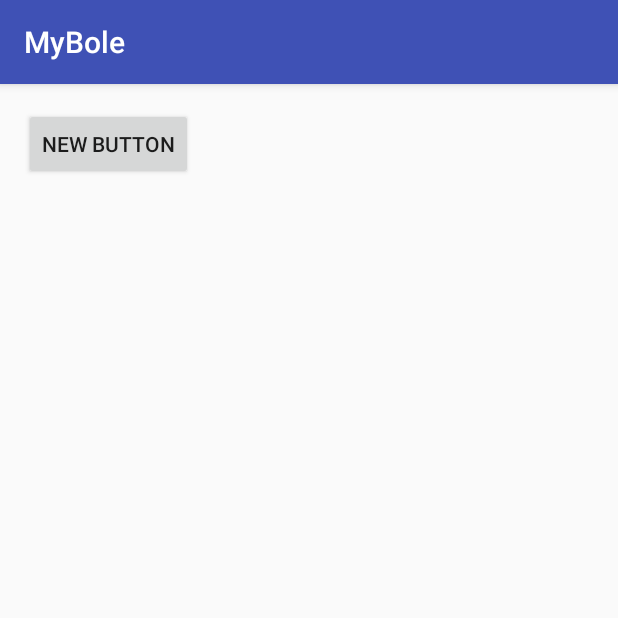
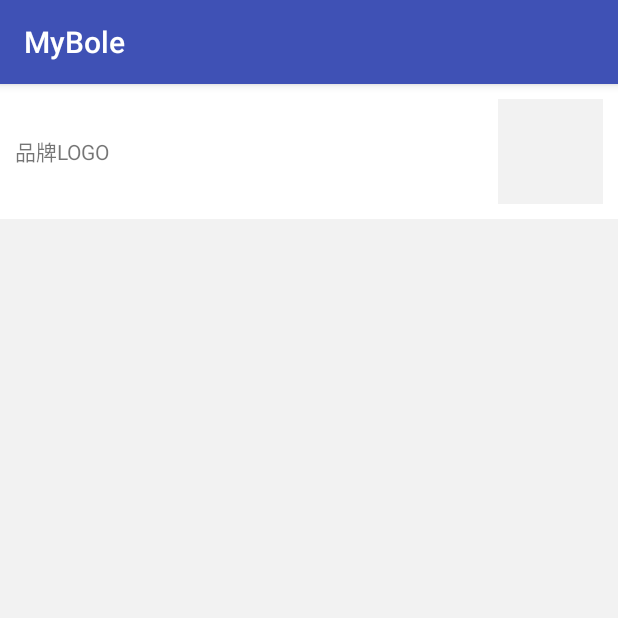
Before and after one commit to smallhorse87/MyBole, an Android app: the screen it shows after launch (MerchantFormActivity), on a phone screen of 412 x 824 dp, the top half of it. Run offline under Robolectric (Android 15) with nearby library versions, the phone set to English and light mode, and no system bars; our stand-ins replace ButterKnife; libraries missing offline, so code that uses them is left out: com.loopj.android; pictures from the network do not load; 4 statements that could not run were skipped.

Commit message:
图片裁剪并缩小

```diff
--- a/app/src/main/AndroidManifest.xml
+++ b/app/src/main/AndroidManifest.xml
@@ -18,6 +18,7 @@
         android:label="@string/app_name"
         android:supportsRtl="true"
         android:theme="@style/AppTheme">
+
         <activity
             android:name=".activity.SplashActivity"
             android:label="@string/app_name"
@@ -29,15 +30,26 @@
                 <category android:name="android.intent.category.LAUNCHER" />
             </intent-filter>
         </activity>
+
         <activity android:name=".activity.MainActivity" />
+
         <activity android:name=".base.BaseActivity" />
+
         <activity
             android:name=".activity.Introduce.IntroduceActivity"
             android:theme="@style/AppTheme.NoActionBar" />
+
         <activity
             android:name=".activity.login.LoginActivity"
             android:screenOrientation="portrait" />
+
         <activity android:name=".activity.merchant.MerchantFormActivity"></activity>
+
+        <activity
+            android:name="com.yalantis.ucrop.UCropActivity"
+            android:theme="@style/AppTheme"
+            android:screenOrientation="portrait"/>
+
     </application>
 
 </manifest>
--- a/app/src/main/java/com/zhitian/mybole/activity/merchant/MerchantFormActivity.java
+++ b/app/src/main/java/com/zhitian/mybole/activity/merchant/MerchantFormActivity.java
@@ -14,25 +14,19 @@ import android.support.v4.app.ActivityCompat;
 import android.support.v7.app.AlertDialog;
 import android.support.v7.app.AppCompatActivity;
 import android.util.Log;
-import android.view.View;
-import android.widget.Button;
-import android.widget.CheckBox;
-import android.widget.EditText;
-import android.widget.RadioGroup;
-import android.widget.SeekBar;
-import android.widget.TextView;
+import android.widget.ImageView;
+import android.widget.LinearLayout;
 import android.widget.Toast;
 
+import com.yalantis.ucrop.UCrop;
+import com.yalantis.ucrop.UCropActivity;
 import com.zhitian.mybole.R;
+
+import java.io.File;
 
 import butterknife.Bind;
 import butterknife.ButterKnife;
 import butterknife.OnClick;
-
-import com.yalantis.ucrop.UCrop;
-import com.yalantis.ucrop.UCropActivity;
-
-import java.io.File;
 
 public class MerchantFormActivity extends AppCompatActivity {
     private static final String TAG = "SampleActivity";
@@ -43,12 +37,15 @@ public class MerchantFormActivity extends AppCompatActivity {
     protected static final int REQUEST_STORAGE_READ_ACCESS_PERMISSION = 101;
     protected static final int REQUEST_STORAGE_WRITE_ACCESS_PERMISSION = 102;
 
+    @Bind(R.id.ll_logo)
+    LinearLayout mllLogo;
+    @Bind(R.id.iv_logo)
+    ImageView mIvLogo;
+
     private Uri mDestinationUri;
 
     private AlertDialog mAlertDialog;
 
-    @Bind(R.id.button)
-    Button button;
 
     @Override
     protected void onCreate(Bundle savedInstanceState) {
@@ -58,12 +55,6 @@ public class MerchantFormActivity extends AppCompatActivity {
 
         mDestinationUri = Uri.fromFile(new File(getCacheDir(), SAMPLE_CROPPED_IMAGE_NAME));
 
-        setupUI();
-    }
-
-    @OnClick(R.id.button)
-    public void onClick() {
-        pickFromGallery();
     }
 
     @Override
@@ -101,16 +92,6 @@ public class MerchantFormActivity extends AppCompatActivity {
         }
     }
 
-    private void setupUI() {
-//        findViewById(R.id.button_crop).setOnClickListener(new View.OnClickListener() {
-//            @Override
-//            public void onClick(View v) {
-//                pickFromGallery();
-//            }
-//        });
-
-    }
-
     private void pickFromGallery() {
         if (Build.VERSION.SDK_INT >= Build.VERSION_CODES.JELLY_BEAN // Permission was added in API Level 16
                 && ActivityCompat.checkSelfPermission(this, Manifest.permission.READ_EXTERNAL_STORAGE)
@@ -130,91 +111,28 @@ public class MerchantFormActivity extends AppCompatActivity {
     private void startCropActivity(@NonNull Uri uri) {
         UCrop uCrop = UCrop.of(uri, mDestinationUri);
 
-        uCrop = basisConfig(uCrop);
-        uCrop = advancedConfig(uCrop);
+        uCrop.withAspectRatio(2, 1);
+        uCrop.withMaxResultSize(800, 800);
+
+        UCrop.Options options = new UCrop.Options();
+        options.setCompressionFormat(Bitmap.CompressFormat.JPEG);
+        options.setCompressionQuality(90);
+        options.setAllowedGestures(UCropActivity.SCALE, UCropActivity.ROTATE, UCropActivity.ALL);
+        uCrop.withOptions(options);
 
         uCrop.start(MerchantFormActivity.this);
-    }
-
-    /**
-     * In most cases you need only to set crop aspect ration and max size for resulting image.
-     *
-     * @param uCrop - ucrop builder instance
-     * @return - ucrop builder instance
-     */
-    private UCrop basisConfig(@NonNull UCrop uCrop) {
-        uCrop = uCrop.withAspectRatio(2, 1);
-
-        int maxWidth = 800;
-        int maxHeight = 800;
-        if (maxWidth > 0 && maxHeight > 0) {
-            uCrop = uCrop.withMaxResultSize(maxWidth, maxHeight);
-        }
-
-        return uCrop;
-    }
-
-    /**
-     * Sometimes you want to adjust more options, it's done via {@link com.yalantis.ucrop.UCrop.Options} class.
-     *
-     * @param uCrop - ucrop builder instance
-     * @return - ucrop builder instance
-     */
-    private UCrop advancedConfig(@NonNull UCrop uCrop) {
-        UCrop.Options options = new UCrop.Options();
-
-        options.setCompressionFormat(Bitmap.CompressFormat.JPEG);
-        options.setCompressionQuality(90);
-
-        /*
-        If you want to configure how gestures work for all UCropActivity tabs
-
-        options.setAllowedGestures(UCropActivity.SCALE, UCropActivity.ROTATE, UCropActivity.ALL);
-        * */
-
-        /*
-        This sets max size for bitmap that will be decoded from source Uri.
-        More size - more memory allocation, default implementation uses screen diagonal.
-
-        options.setMaxBitmapSize(640);
-        * */
-
-
-       /*
-
-        Tune everything (ﾉ◕ヮ◕)ﾉ*:･ﾟ✧
-
-        options.setMaxScaleMultiplier(5);
-        options.setImageToCropBoundsAnimDuration(666);
-        options.setDimmedLayerColor(Color.CYAN);
-        options.setOvalDimmedLayer(true);
-        options.setShowCropFrame(false);
-        options.setCropGridStrokeWidth(20);
-        options.setCropGridColor(Color.GREEN);
-        options.setCropGridColumnCount(2);
-        options.setCropGridRowCount(1);
-
-        // Color palette
-        options.setToolbarColor(ContextCompat.getColor(this, R.color.your_color_res));
-        options.setStatusBarColor(ContextCompat.getColor(this, R.color.your_color_res));
-        options.setActiveWidgetColor(ContextCompat.getColor(this, R.color.your_color_res));
-		options.setToolbarTitleTextColor(ContextCompat.getColor(this, R.color.your_color_res));
-
-       */
-
-        return uCrop.withOptions(options);
     }
 
     private void handleCropResult(@NonNull Intent result) {
         final Uri resultUri = UCrop.getOutput(result);
         if (resultUri != null) {
             //ResultActivity.startWithUri(SampleActivity.this, resultUri); stony
+            mIvLogo.setImageURI(resultUri);
         } else {
             //Toast.makeText(SampleActivity.this, R.string.toast_cannot_retrieve_cropped_image, Toast.LENGTH_SHORT).show(); stony
         }
     }
 
-    @SuppressWarnings("ThrowableResultOfMethodCallIgnored")
     private void handleCropError(@NonNull Intent result) {
         final Throwable cropError = UCrop.getError(result);
         if (cropError != null) {
@@ -268,4 +186,9 @@ public class MerchantFormActivity extends AppCompatActivity {
         builder.setNegativeButton(negativeText, onNegativeButtonClickListener);
         mAlertDialog = builder.show();
     }
+
+    @OnClick(R.id.ll_logo)
+    public void onClick() {
+        pickFromGallery();
+    }
 }
--- a/app/src/main/res/layout/activity_merchant_form.xml
+++ b/app/src/main/res/layout/activity_merchant_form.xml
@@ -3,18 +3,48 @@
     xmlns:tools="http://schemas.android.com/tools"
     android:layout_width="match_parent"
     android:layout_height="match_parent"
-    android:paddingBottom="@dimen/activity_vertical_margin"
-    android:paddingLeft="@dimen/activity_horizontal_margin"
-    android:paddingRight="@dimen/activity_horizontal_margin"
-    android:paddingTop="@dimen/activity_vertical_margin"
-    tools:context="com.zhitian.mybole.activity.merchant.MerchantFormActivity">
+    tools:context="com.zhitian.mybole.activity.merchant.MerchantFormActivity"
+    android:background="#f2f2f2">
 
-    <Button
-        android:layout_width="wrap_content"
+    <ScrollView
+        android:layout_width="fill_parent"
         android:layout_height="wrap_content"
-        android:text="New Button"
-        android:id="@+id/button"
-        android:layout_alignParentTop="true"
-        android:layout_alignParentLeft="true"
-        android:layout_alignParentStart="true" />
+        android:id="@+id/scrollView"
+        android:background="#ffffff">
+
+        <LinearLayout
+            android:orientation="vertical"
+            android:layout_width="match_parent"
+            android:layout_height="match_parent">
+
+            <LinearLayout
+                android:id="@+id/ll_logo"
+                android:orientation="horizontal"
+                android:layout_width="match_parent"
+                android:layout_height="90dp">
+
+                <TextView
+                    android:layout_width="wrap_content"
+                    android:layout_height="wrap_content"
+                    android:text="品牌LOGO"
+                    android:id="@+id/textView5"
+                    android:layout_marginLeft="10dp"
+                    android:layout_gravity="center_vertical" />
+
+                <Space
+                    android:layout_width="20dp"
+                    android:layout_height="20dp"
+                    android:layout_weight="1" />
+
+                <ImageView
+                    android:layout_width="70dp"
+                    android:layout_height="70dp"
+                    android:id="@+id/iv_logo"
+                    android:layout_gravity="center_vertical"
+                    android:background="#f2f2f2"
+                    android:layout_marginRight="10dp"
+                    android:scaleType="centerCrop" />
+            </LinearLayout>
+        </LinearLayout>
+    </ScrollView>
 </RelativeLayout>
--- a/ucrop/src/main/java/com/yalantis/ucrop/UCropActivity.java
+++ b/ucrop/src/main/java/com/yalantis/ucrop/UCropActivity.java
@@ -256,7 +256,7 @@ public class UCropActivity extends AppCompatActivity {
         stateButtonDrawable.setColorFilter(mToolbarTextColor, PorterDuff.Mode.SRC_ATOP);
         toolbar.setNavigationIcon(stateButtonDrawable);
 
-        setSupportActionBar(toolbar);
+        //setSupportActionBar(toolbar); stony
         final ActionBar actionBar = getSupportActionBar();
         if (actionBar != null) {
             actionBar.setDisplayShowTitleEnabled(false);
```
